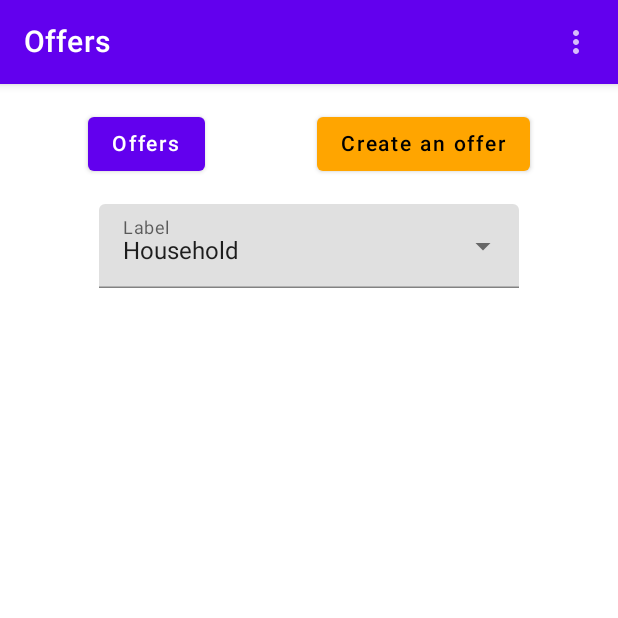
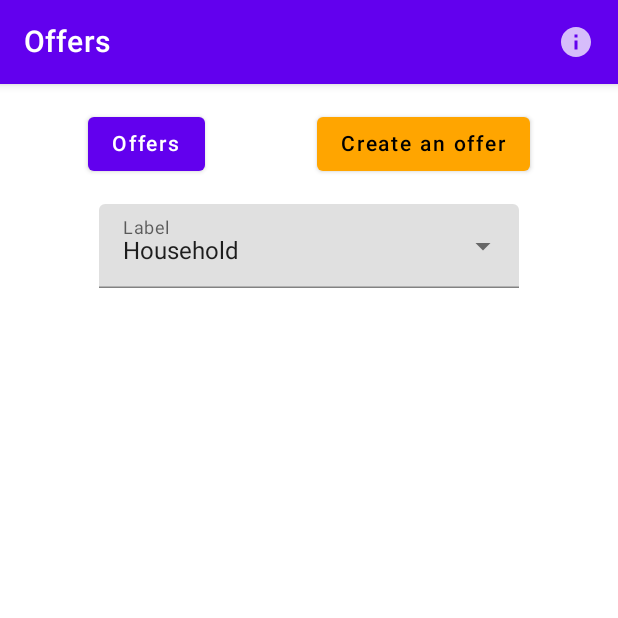
Before and after one commit to Mobile-project-group-9/taskit, an Android app built with Jetpack Compose: the Home screen opened through its navigation route, on a phone screen of 412 x 824 dp, the top half of it. Run offline under Robolectric (Android 15) with nearby library versions, the phone set to English and light mode, and no system bars; our stand-ins replace Firebase (no records; nobody signed in at launch, a user with empty details on screens opened directly).

Commit message:
+ redesign main page info button

```diff
--- a/app/src/main/java/com/example/taskit/ui/view/home/Home.kt
+++ b/app/src/main/java/com/example/taskit/ui/view/home/Home.kt
@@ -42,23 +42,15 @@ fun Home(
 
 @Composable
 fun MainTopBar(title: String, navController: NavController){
-    var expanded by remember { mutableStateOf(false) }
     TopAppBar(
         title = { Text(title) },
         actions = {
             IconButton(
                 onClick = {
-                    expanded = !expanded
+                    navController.navigate("info")
                 }
             ){
-                Icon(Icons.Filled.MoreVert, contentDescription = null)
-            }
-            DropdownMenu(
-                expanded = expanded,
-                onDismissRequest = { expanded = false }){
-                DropdownMenuItem(onClick = { navController.navigate("info") }) {
-                    Text("Info")
-                }
+                Icon(Icons.Filled.Info, contentDescription = "Info")
             }
         }
     )
```
